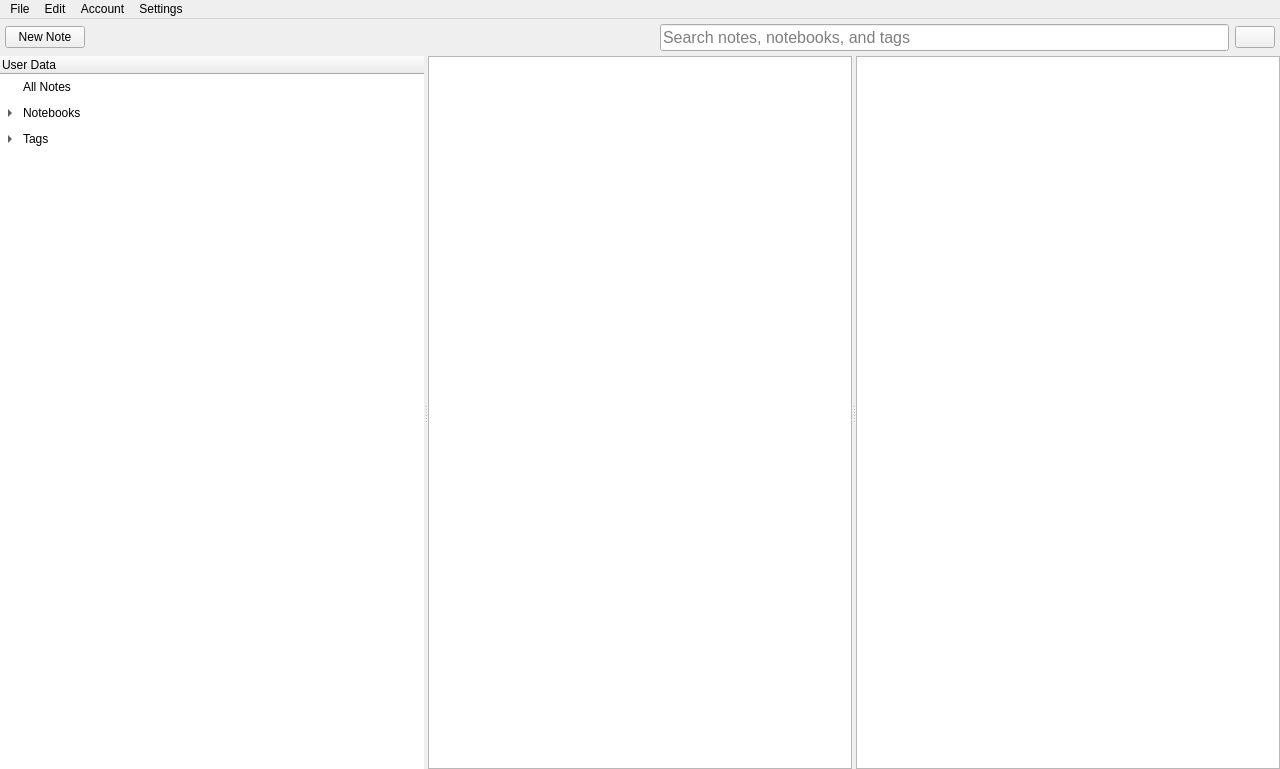
Above: mainwindow.ui from Open-App-Library/Vibrato-Notes-Desktop before the change. Below: the same form after it.
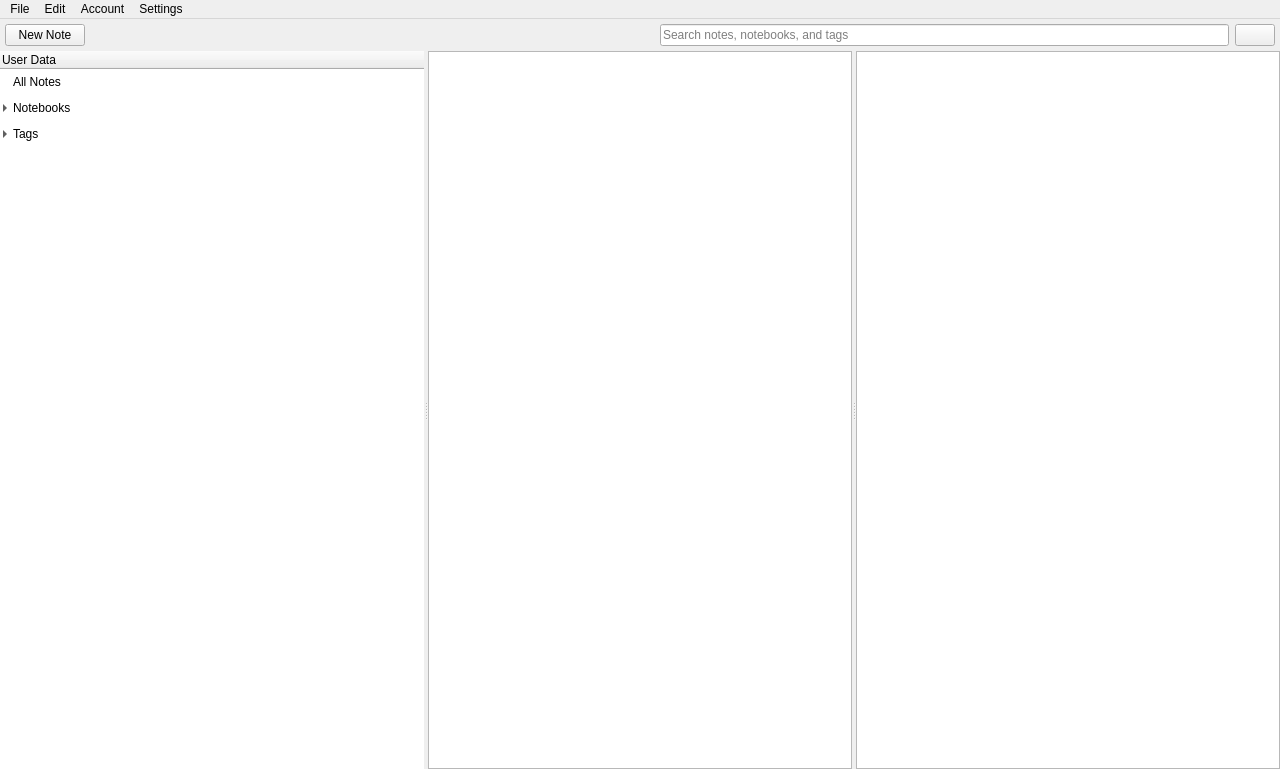
That is the form after the change. Icons and pictures are not drawn.

Patch:
```diff
--- a/mainwindow.ui
+++ b/mainwindow.ui
@@ -118,11 +118,6 @@
          </item>
          <item>
           <widget class="QLineEdit" name="lineEdit">
-           <property name="font">
-            <font>
-             <pointsize>12</pointsize>
-            </font>
-           </property>
            <property name="focusPolicy">
             <enum>Qt::ClickFocus</enum>
            </property>
@@ -229,6 +224,15 @@
              <property name="styleSheet">
               <string notr="true"/>
              </property>
+             <property name="indentation">
+              <number>10</number>
+             </property>
+             <property name="animated">
+              <bool>true</bool>
+             </property>
+             <property name="wordWrap">
+              <bool>true</bool>
+             </property>
              <column>
               <property name="text">
                <string>User Data</string>
```
